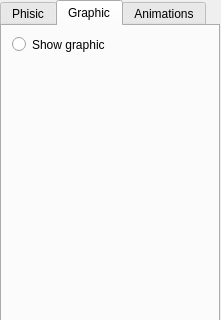
Old version of the form DUMPViewer/GUI/toolwidget.ui in the repository IgorPetrov0/DUMPViewer; both pictures show x 0 to 221 and y 0 to 320 of the 221 by 824 pixel window.
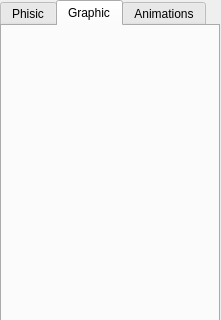
New version of the form. The open tabs and pages were chosen to show the change. Custom widgets are drawn as their Qt base class.

The edit to the form file:
```diff
--- a/DUMPViewer/GUI/toolwidget.ui
+++ b/DUMPViewer/GUI/toolwidget.ui
@@ -60,24 +60,15 @@
     <attribute name="title">
      <string>Graphic</string>
     </attribute>
-    <widget class="QRadioButton" name="showRadioButton">
+    <widget class="graphicTab" name="graphTab" native="true">
      <property name="geometry">
       <rect>
-       <x>10</x>
+       <x>0</x>
        <y>10</y>
-       <width>191</width>
-       <height>17</height>
+       <width>120</width>
+       <height>80</height>
       </rect>
      </property>
-     <property name="text">
-      <string>Show graphic</string>
-     </property>
-     <property name="checkable">
-      <bool>true</bool>
-     </property>
-     <property name="checked">
-      <bool>false</bool>
-     </property>
     </widget>
    </widget>
    <widget class="QWidget" name="animationTabWidget">
@@ -116,6 +107,12 @@
    <header location="global">GUI/tabs/animationtab.h</header>
    <container>1</container>
   </customwidget>
+  <customwidget>
+   <class>graphicTab</class>
+   <extends>QWidget</extends>
+   <header location="global">GUI/tabs/graphictab.h</header>
+   <container>1</container>
+  </customwidget>
  </customwidgets>
  <resources/>
  <connections/>
```
Left out of the diff: 8 changed lines with no effect on the pictures.
